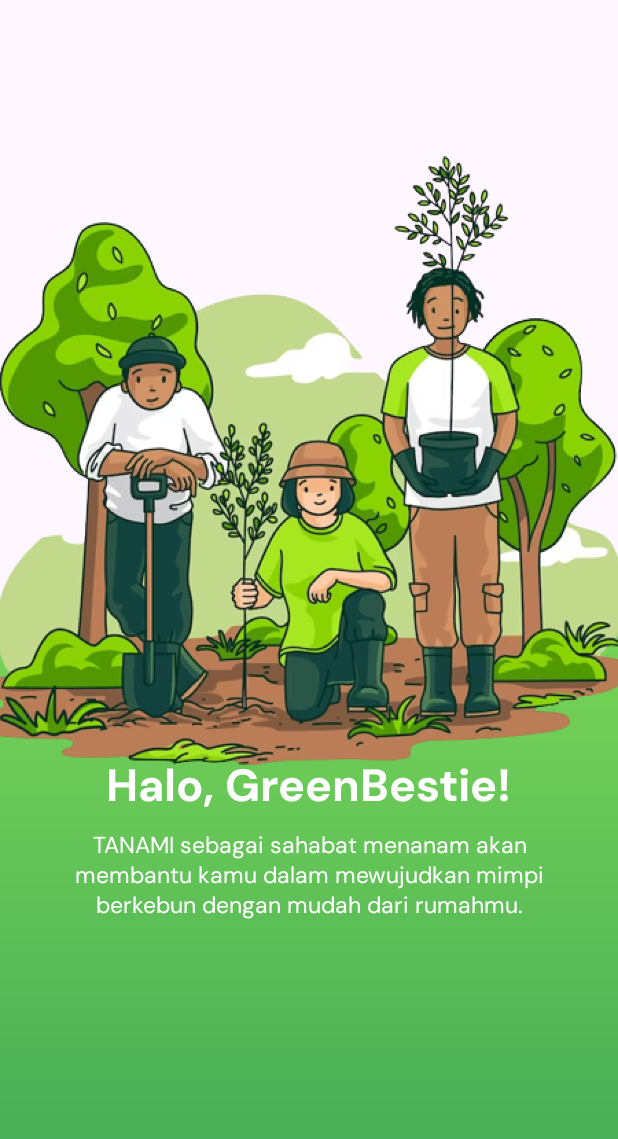
After one commit to mfthrq/tanami-gemastik-mobile, an Android app: the OnboardingLoginSignup screen opened directly, with no data from a screen before it, on a phone screen of 412 x 824 dp. The commit adds this screen. Shown: the top 1139 px of the screen. Run offline under Robolectric (Android 15) with nearby library versions, the phone set to English and light mode, and no system bars.

Commit message:
onboarding login signup

```diff
--- a/app/src/main/AndroidManifest.xml
+++ b/app/src/main/AndroidManifest.xml
@@ -13,6 +13,12 @@
         android:theme="@style/Theme.Tanamigemastik"
         tools:targetApi="31">
         <activity
+            android:name=".OnboardingLoginSignup"
+            android:exported="false" />
+        <activity
+            android:name=".Onboarding"
+            android:exported="false" />
+        <activity
             android:name=".MainActivity"
             android:exported="true">
             <intent-filter>
--- /dev/null
+++ b/app/src/main/java/com/example/tanamigemastik/OnboardingLoginSignup.java
@@ -0,0 +1,14 @@
+package com.example.tanamigemastik;
+
+import androidx.appcompat.app.AppCompatActivity;
+
+import android.os.Bundle;
+
+public class OnboardingLoginSignup extends AppCompatActivity {
+
+    @Override
+    protected void onCreate(Bundle savedInstanceState) {
+        super.onCreate(savedInstanceState);
+        setContentView(R.layout.activity_onboarding_login_signup);
+    }
+}
--- /dev/null
+++ b/app/src/main/res/drawable/rounded_green_gradient.xml
@@ -0,0 +1,13 @@
+<?xml version="1.0" encoding="utf-8"?>
+<shape xmlns:android="http://schemas.android.com/apk/res/android" android:shape="rectangle">
+    <!-- Mengatur sudut radius hanya untuk kanan atas dan kiri atas -->
+    <corners
+        android:topLeftRadius="50dp"
+        android:topRightRadius="50dp" />
+
+    <!-- Mengatur gradien warna hijau -->
+    <gradient
+        android:startColor="#7ED956"
+        android:endColor="#40A858"
+        android:angle="120"/>
+</shape>
--- /dev/null
+++ b/app/src/main/res/layout/activity_onboarding_login_signup.xml
@@ -0,0 +1,60 @@
+<?xml version="1.0" encoding="utf-8"?>
+<RelativeLayout xmlns:android="http://schemas.android.com/apk/res/android"
+    xmlns:tools="http://schemas.android.com/tools"
+    android:layout_width="match_parent"
+    android:layout_height="match_parent"
+    android:orientation="vertical"
+    tools:context=".OnboardingLoginSignup"
+    >
+
+    <ImageView
+        android:id="@+id/ilustrasi_image"
+        android:layout_width="wrap_content"
+        android:layout_height="wrap_content"
+        android:src="@drawable/ilustrasi_1"
+        android:layout_centerHorizontal="true"
+        android:layout_alignParentBottom="true"
+        android:layout_marginBottom="200dp"
+        android:elevation="2dp"/>
+
+    <!-- Kotak dengan border radius dan warna hijau gradient -->
+    <ScrollView
+        android:layout_width="match_parent"
+        android:layout_height="450dp"
+        android:background="@drawable/rounded_green_gradient"
+        android:paddingLeft="22dp"
+        android:paddingRight="22dp"
+        android:layout_alignParentBottom="true"
+        >
+        <LinearLayout
+            android:layout_width="match_parent"
+            android:layout_height="match_parent"
+            android:layout_marginTop="130dp"
+            android:orientation="vertical"
+            android:gravity="center_horizontal">
+
+            <TextView
+                android:layout_width="wrap_content"
+                android:layout_height="wrap_content"
+                android:text="Halo, GreenBestie!"
+                android:textColor="@color/white"
+                android:fontFamily="@font/dmsans_bold"
+                android:textSize="30sp" />
+
+            <TextView
+                android:layout_width="wrap_content"
+                android:layout_height="wrap_content"
+                android:text="TANAMI sebagai sahabat menanam akan membantu kamu dalam mewujudkan mimpi berkebun dengan mudah dari rumahmu."
+                android:textColor="@color/white"
+                android:textSize="15sp"
+                android:layout_marginTop="10dp"
+                android:layout_marginBottom="10dp"
+                android:fontFamily="@font/dmsans_regular"
+                android:layout_gravity="center_horizontal"
+                android:gravity="center"
+                />
+        </LinearLayout>
+
+    </ScrollView>
+
+</RelativeLayout>
```
Also changed, not shown: app/src/main/java/com/example/tanamigemastik/MainActivity.java (+6 -1 lines), app/src/main/java/com/example/tanamigemastik/Onboarding.java (added, +27 -0 lines), app/src/main/res/layout/activity_onboarding.xml (added, +18 -0 lines), app/src/main/res/values/colors.xml (+15 -0 lines), app/src/main/res/drawable/ilustrasi_1.png (added), app/src/main/res/drawable/logo_tanami_onboarding.png (added), app/src/main/res/font/dmsans_bold.ttf (added), app/src/main/res/font/dmsans_regular.ttf (added).
